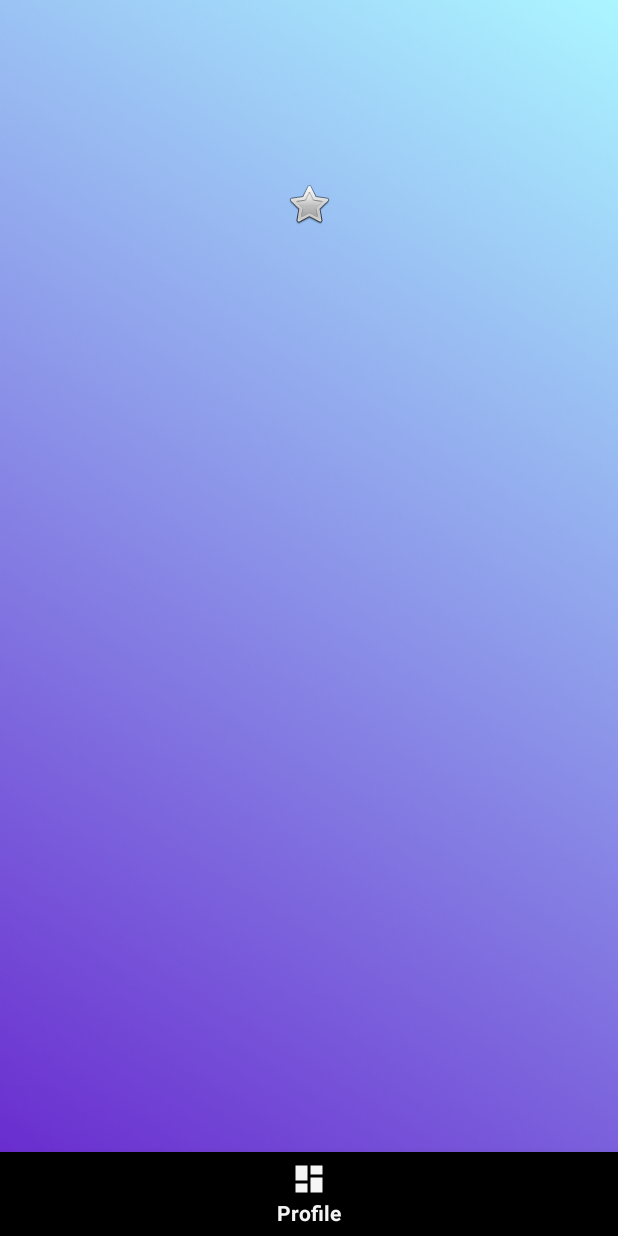
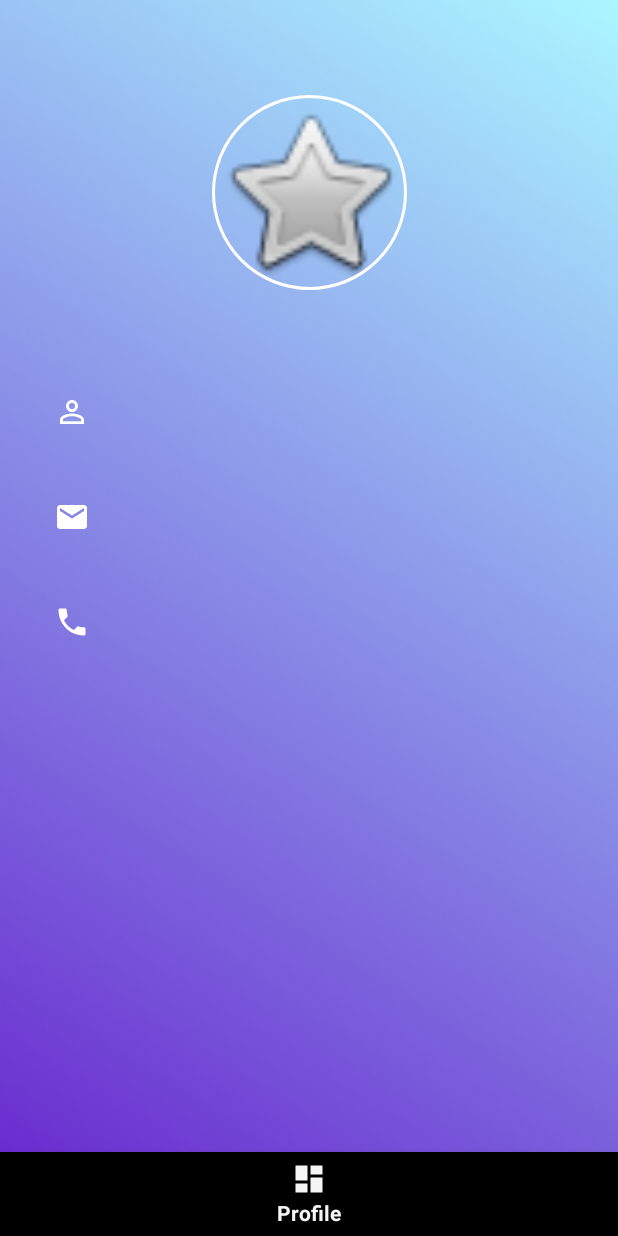
Before and after one commit to AndrewBarzu/LogReg, an Android app: the HomeFragment screen opened directly, with no data from a screen before it, item 2 of the bottom bar chosen, on a phone screen of 412 x 824 dp. Run offline under Robolectric (Android 15) with nearby library versions, the phone set to English and light mode, and no system bars; our stand-ins replace CircleImageView; 1 statement that could not run was skipped.

Commit message:
added circular image views and remade the login activity
update 0.0.1

```diff
--- a/app/build.gradle
+++ b/app/build.gradle
@@ -27,6 +27,8 @@ dependencies {
     androidTestImplementation 'com.android.support.test.espresso:espresso-core:3.0.2'
     implementation 'com.android.support:appcompat-v7:27.1.1'
     implementation 'com.android.support:design:27.1.1'
+
+    implementation 'de.hdodenhof:circleimageview:2.2.0'
 }
 
 configurations.all {
--- a/app/src/main/java/com/example/xghos/loginregister/CalendarScrollActivity.java
+++ b/app/src/main/java/com/example/xghos/loginregister/CalendarScrollActivity.java
@@ -22,7 +22,9 @@ public class CalendarScrollActivity extends AppCompatActivity {
 
     @Override
     protected void onCreate(Bundle savedInstanceState) {
+
         super.onCreate(savedInstanceState);
+
         setContentView(R.layout.activity_calendar_scroll);
 
         viewPager = findViewById(R.id.content);
@@ -93,7 +95,6 @@ public class CalendarScrollActivity extends AppCompatActivity {
 //
 //            }
 //        });
-
         setupViewPager(viewPager);
     }
 
--- a/app/src/main/java/com/example/xghos/loginregister/DateAdapter.java
+++ b/app/src/main/java/com/example/xghos/loginregister/DateAdapter.java
@@ -23,16 +23,18 @@ public class DateAdapter extends RecyclerView.Adapter<DateAdapter.MyHolder> impl
         mDates = new ArrayList<>();
         MyDate FIRST_ITEM = new MyDate();
         FIRST_ITEM.setDay("0");
-        FIRST_ITEM.setMonth(mStartDate.getDisplayName(Calendar.MONTH, Calendar.LONG, Locale.getDefault()));
+        FIRST_ITEM.setMonth(mStartDate.getDisplayName(Calendar.MONTH, Calendar.LONG, Locale.getDefault()).toUpperCase());
         mDates.add(FIRST_ITEM);
         for (int i = 0; mStartDate.compareTo(mEndDate)<=0; mStartDate.add(Calendar.DAY_OF_YEAR, 1), i++){
             MyDate date = new MyDate();
             date.setDay(String.valueOf(mStartDate.get(Calendar.DAY_OF_MONTH)));
             date.setDayName(mStartDate.getDisplayName(Calendar.DAY_OF_WEEK, Calendar.LONG, Locale.getDefault()));
+            date.setMonth(String.valueOf(mStartDate.get(Calendar.MONTH)));
+            date.setYear(String.valueOf(mStartDate.get(Calendar.YEAR)));
             if(Integer.valueOf(date.getDay()) == 1){
                 MyDate HEADER = new MyDate();
                 HEADER.setDay("0");
-                HEADER.setMonth(mStartDate.getDisplayName(Calendar.MONTH, Calendar.LONG, Locale.getDefault()));
+                HEADER.setMonth(mStartDate.getDisplayName(Calendar.MONTH, Calendar.LONG, Locale.getDefault()).toUpperCase());
                 mDates.add(HEADER);
             }
             mDates.add(date);
--- a/app/src/main/java/com/example/xghos/loginregister/Helper.java
+++ b/app/src/main/java/com/example/xghos/loginregister/Helper.java
@@ -101,6 +101,12 @@ public class Helper {
         return actuallyUsableBitmap;
     }
 
+    public Bitmap getBitmapFromString (String profileImageString){
+        byte[] arr = Base64.decode(profileImageString, Base64.DEFAULT);
+        Bitmap decodedImage = BitmapFactory.decodeByteArray(arr, 0, arr.length);
+        return decodedImage;
+    }
+
     public String getStringFromBitmap(Bitmap profileImageBitmap) {
         ByteArrayOutputStream stream = new ByteArrayOutputStream();
         profileImageBitmap.compress(Bitmap.CompressFormat.JPEG, 100, stream);
--- a/app/src/main/java/com/example/xghos/loginregister/HomeFragment.java
+++ b/app/src/main/java/com/example/xghos/loginregister/HomeFragment.java
@@ -38,7 +38,7 @@ public class HomeFragment extends Fragment {
         mStartDate = Calendar.getInstance();
         layoutManager = new LinearLayoutManager(getContext(), LinearLayout.HORIZONTAL, false);
         mEndDate = Calendar.getInstance();
-        mEndDate.add(Calendar.MONTH, 1);
+        mEndDate.add(Calendar.YEAR, 10);
 //        myDates = new ArrayList<>();
 //        MyDate FIRST_ITEM = new MyDate();
 //        FIRST_ITEM.setDay("0");
--- a/app/src/main/java/com/example/xghos/loginregister/ProfileFragment.java
+++ b/app/src/main/java/com/example/xghos/loginregister/ProfileFragment.java
@@ -104,7 +104,11 @@ public class ProfileFragment extends Fragment {
         TVName.setText(mName);
         TVEmail.setText(mEmail);
         TVPhone.setText(mPhone);
-
+        Log.d("+++", currentUser.getAvatar());
+        Log.d("+++", currentUser.getEmail());
+        if(currentUser.getAvatar().length() > 10){
+            IVProfilePic.setImageBitmap(Helper.getINSTANCE().getBitmapFromString(currentUser.getAvatar()));
+        }
     }
 
     public void startImageChooserActivity(Fragment fragment) {
@@ -169,14 +173,9 @@ public class ProfileFragment extends Fragment {
             HashMap<String, String> getParams = new HashMap<>();
 
             String encoded = Helper.getINSTANCE().getStringFromBitmap(croppedImageFile);
-            Log.d("++++", encoded);
-//            ByteArrayOutputStream byteArrayOutputStream = new ByteArrayOutputStream();
-//            image.compress(Bitmap.CompressFormat.PNG, 100, byteArrayOutputStream);
-//            byte[] byteArray = byteArrayOutputStream .toByteArray();
-//            String encoded = Base64.encodeToString(byteArray, Base64.DEFAULT);
-
+            //Log.d("++++", encoded);
             getParams.put("avatar", encoded);
-            getParams.put("id", String.valueOf(11));
+            getParams.put("id", String.valueOf(currentUser.getId()));
             getParams.put("request", "avatarchange");
 
             try {
--- a/app/src/main/java/com/example/xghos/loginregister/ViewPagerAdapter.java
+++ b/app/src/main/java/com/example/xghos/loginregister/ViewPagerAdapter.java
@@ -3,6 +3,7 @@ package com.example.xghos.loginregister;
 import android.support.v4.app.Fragment;
 import android.support.v4.app.FragmentManager;
 import android.support.v4.app.FragmentPagerAdapter;
+import android.view.ViewGroup;
 
 import java.util.ArrayList;
 import java.util.List;
--- /dev/null
+++ b/app/src/main/java/com/example/xghos/loginregister/currentUser.java
@@ -0,0 +1,72 @@
+package com.example.xghos.loginregister;
+
+public class currentUser {
+
+    public static String id;
+    public static String userName;
+    public static String email;
+    public static String accType;
+    public static String phoneNumber;
+    public static String avatar;
+
+    private static final currentUser ourInstance = new currentUser();
+
+    public static currentUser getInstance() {
+        return ourInstance;
+    }
+
+    private currentUser() {
+    }
+
+    public static String getId() {
+        return id;
+    }
+
+    public static void setId(String id) {
+        currentUser.id = id;
+    }
+
+    public static String getUserName() {
+        return userName;
+    }
+
+    public static void setUserName(String userName) {
+        currentUser.userName = userName;
+    }
+
+    public static String getEmail() {
+        return email;
+    }
+
+    public static void setEmail(String email) {
+        currentUser.email = email;
+    }
+
+    public static String getAccType() {
+        return accType;
+    }
+
+    public static void setAccType(String accType) {
+        currentUser.accType = accType;
+    }
+
+    public static String getPhoneNumber() {
+        return phoneNumber;
+    }
+
+    public static void setPhoneNumber(String phoneNumber) {
+        currentUser.phoneNumber = phoneNumber;
+    }
+
+    public static String getAvatar() {
+        return avatar;
+    }
+
+    public static void setAvatar(String avatar) {
+        currentUser.avatar = avatar;
+    }
+
+    public static currentUser getOurInstance() {
+        return ourInstance;
+    }
+}
--- /dev/null
+++ b/app/src/main/res/drawable/ic_phone_black_24dp.xml
@@ -0,0 +1,5 @@
+<vector android:height="24dp" android:tint="#FFFFFF"
+    android:viewportHeight="24.0" android:viewportWidth="24.0"
+    android:width="24dp" xmlns:android="http://schemas.android.com/apk/res/android">
+    <path android:fillColor="#FF000000" android:pathData="M6.62,10.79c1.44,2.83 3.76,5.14 6.59,6.59l2.2,-2.2c0.27,-0.27 0.67,-0.36 1.02,-0.24 1.12,0.37 2.33,0.57 3.57,0.57 0.55,0 1,0.45 1,1V20c0,0.55 -0.45,1 -1,1 -9.39,0 -17,-7.61 -17,-17 0,-0.55 0.45,-1 1,-1h3.5c0.55,0 1,0.45 1,1 0,1.25 0.2,2.45 0.57,3.57 0.11,0.35 0.03,0.74 -0.25,1.02l-2.2,2.2z"/>
+</vector>
--- a/app/src/main/res/layout/fragment_profile.xml
+++ b/app/src/main/res/layout/fragment_profile.xml
@@ -14,13 +14,12 @@
         android:layout_width="0dp"
         android:layout_height="30dp"
         android:layout_marginTop="260dp"
-        android:text="TextView"
-        android:textAlignment="center"
+        android:drawableStart="@drawable/ic_person_outline_black_24dp"
+        android:text=""
         android:textColor="@android:color/white"
         android:textSize="20sp"
         app:layout_constraintEnd_toEndOf="parent"
-        app:layout_constraintHorizontal_bias="0.0"
-        app:layout_constraintStart_toStartOf="parent"
+        app:layout_constraintStart_toEndOf="@+id/space"
         app:layout_constraintTop_toTopOf="parent" />
 
     <TextView
@@ -28,12 +27,12 @@
         android:layout_width="0dp"
         android:layout_height="30dp"
         android:layout_marginTop="40dp"
-        android:text="TextView"
-        android:textAlignment="center"
+        android:drawableStart="@drawable/ic_email_black_24dp"
+        android:text=""
         android:textColor="@android:color/white"
         android:textSize="20sp"
         app:layout_constraintEnd_toEndOf="parent"
-        app:layout_constraintStart_toStartOf="parent"
+        app:layout_constraintStart_toEndOf="@+id/space"
         app:layout_constraintTop_toBottomOf="@+id/name" />
 
     <TextView
@@ -41,26 +40,41 @@
         android:layout_width="0dp"
         android:layout_height="30dp"
         android:layout_marginTop="40dp"
-        android:text="TextView"
-        android:textAlignment="center"
+        android:drawableStart="@drawable/ic_phone_black_24dp"
+        android:text=""
         android:textColor="@android:color/white"
         android:textSize="20sp"
         app:layout_constraintEnd_toEndOf="parent"
-        app:layout_constraintHorizontal_bias="0.54"
-        app:layout_constraintStart_toStartOf="parent"
+        app:layout_constraintStart_toEndOf="@+id/space"
         app:layout_constraintTop_toBottomOf="@+id/email" />
 
-    <ImageView
+    <de.hdodenhof.circleimageview.CircleImageView
         android:id="@+id/profilePic"
-        android:layout_width="wrap_content"
-        android:layout_height="wrap_content"
+        android:layout_width="130dp"
+        android:layout_height="130dp"
         android:layout_marginBottom="108dp"
         android:layout_marginEnd="176dp"
         android:layout_marginStart="176dp"
         android:layout_marginTop="120dp"
+        android:background="?attr/selectableItemBackgroundBorderless"
         android:src="@android:drawable/btn_star_big_off"
+        app:civ_border_color="@android:color/white"
+        app:civ_border_width="2dp"
         app:layout_constraintBottom_toTopOf="@+id/name"
         app:layout_constraintEnd_toEndOf="parent"
         app:layout_constraintStart_toStartOf="parent"
+        app:layout_constraintTop_toTopOf="parent"
+        app:layout_constraintVertical_bias="0.583" />
+
+    <Space
+        android:id="@+id/space"
+        android:layout_width="36dp"
+        android:layout_height="179dp"
+        android:layout_marginBottom="134dp"
+        android:layout_marginTop="254dp"
+        app:layout_constraintBottom_toBottomOf="parent"
+        app:layout_constraintEnd_toStartOf="@+id/name"
+        app:layout_constraintStart_toStartOf="parent"
         app:layout_constraintTop_toTopOf="parent" />
+
 </android.support.constraint.ConstraintLayout>
--- a/build.gradle
+++ b/build.gradle
@@ -8,7 +8,6 @@ buildscript {
     }
     dependencies {
         classpath 'com.android.tools.build:gradle:3.1.2'
-
 
         // NOTE: Do not place your application dependencies here; they belong
         // in the individual module build.gradle files
```
Also changed, not shown: app/src/main/java/com/example/xghos/loginregister/Login.java (+9 -0 lines), app/src/main/res/drawable/login_button_res.xml (added, +27 -0 lines), app/src/main/res/layout/activity_login.xml (+27 -22 lines), app/src/main/res/layout/activity_register.xml (+5 -4 lines).
